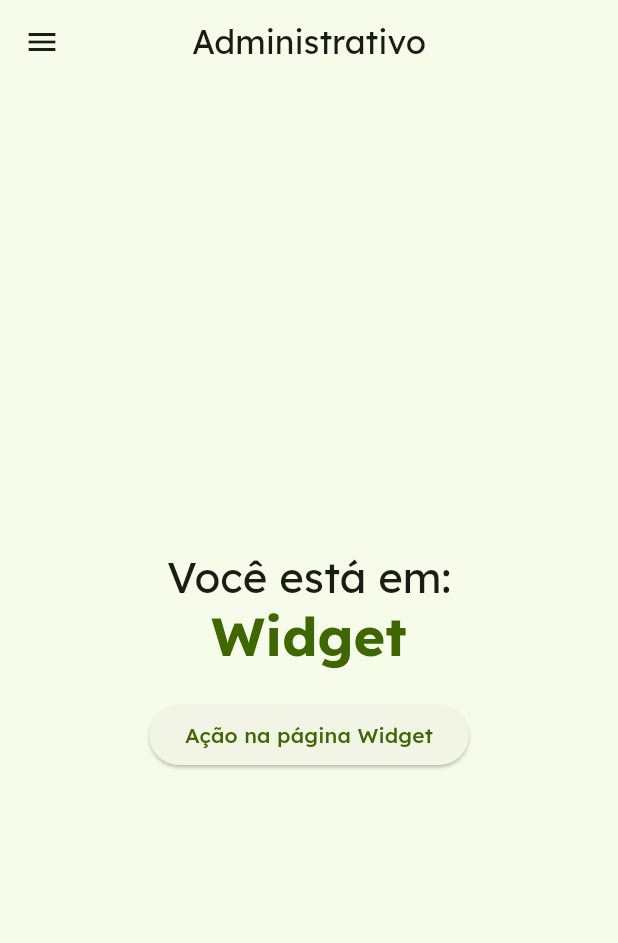
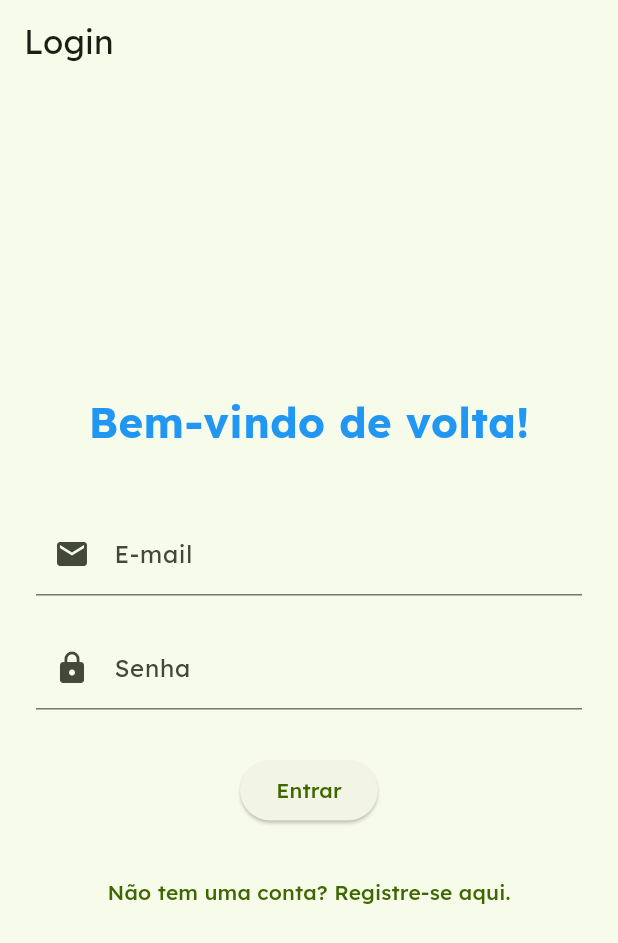
Before and after one commit to cesargranelli/america_app, a Flutter app: the screen it shows after launch, on a phone screen of 412 x 824 dp. Shown: the top 943 px of the screen. Run offline on Flutter 3.47's test engine with Material 3 defaults, Android fonts, the phone set to English and light mode, and no system bars; our stand-ins replace cloud_firestore, firebase_auth, firebase_core, google_fonts, image_picker; accounts and stored records are empty.

Commit message:
reorganizacao de pastas

```diff
--- a/lib/main.dart
+++ b/lib/main.dart
@@ -1,10 +1,16 @@
+import 'package:firebase_auth/firebase_auth.dart';
+import 'package:firebase_core/firebase_core.dart';
 import 'package:flutter/material.dart';
 
-import 'src/admin/ui/pages/admin_home_page.dart';
+import 'firebase_options.dart';
 import 'src/core/ui/themes/america_theme.dart';
 import 'src/core/ui/themes/text_theme.dart';
+import 'views/common/home_screen.dart';
+import 'views/common/login_screen.dart';
 
-void main() {
+void main() async {
+  WidgetsFlutterBinding.ensureInitialized();
+  await Firebase.initializeApp(options: DefaultFirebaseOptions.currentPlatform);
   runApp(const AmericaApp());
 }
 
@@ -24,8 +30,20 @@ class AmericaApp extends StatelessWidget {
       title: 'Flutter App America',
       theme: brightness == Brightness.light
           ? americaTheme.light().copyWith()
-          : americaTheme.dark(),
-      home: AdminHomePage(),
+          : americaTheme.dark().copyWith(),
+      home: StreamBuilder<User?>(
+        stream: FirebaseAuth.instance.authStateChanges(),
+        builder: (context, snapshot) {
+          if (snapshot.connectionState == ConnectionState.waiting) {
+            return const Center(child: CircularProgressIndicator());
+          }
+          if (snapshot.hasData) {
+            return HomeScreen();
+          } else {
+            return LoginScreen();
+          }
+        },
+      ),
     );
   }
 }
--- /dev/null
+++ b/lib/models/user_profile.dart
@@ -0,0 +1,33 @@
+import 'package:cloud_firestore/cloud_firestore.dart';
+
+class UserProfile {
+  final String uid;
+  final String email;
+  final List<String> roles;
+  final DateTime createdAt;
+
+  UserProfile({
+    required this.uid,
+    required this.email,
+    required this.roles,
+    required this.createdAt,
+  });
+
+  factory UserProfile.fromMap(Map<String, dynamic> data) {
+    return UserProfile(
+      uid: data['uid'] as String,
+      email: data['email'] as String,
+      roles: data['roles'] as List<String>,
+      createdAt: (data['createdAt'] as Timestamp).toDate(),
+    );
+  }
+
+  Map<String, dynamic> toMap() {
+    return {
+      'uid': uid,
+      'email': email,
+      'roles': roles,
+      'createdAt': Timestamp.fromDate(createdAt),
+    };
+  }
+}
--- a/lib/src/core/ui/themes/america_theme.dart
+++ b/lib/src/core/ui/themes/america_theme.dart
@@ -343,7 +343,7 @@ class AmericaTheme {
       bodyColor: colorScheme.onSurface,
       displayColor: colorScheme.onSurface,
     ),
-    scaffoldBackgroundColor: colorScheme.background,
+    scaffoldBackgroundColor: colorScheme.surface,
     canvasColor: colorScheme.surface,
   );
 
--- /dev/null
+++ b/lib/views/common/login_screen.dart
@@ -0,0 +1,118 @@
+import 'package:flutter/material.dart';
+
+import '../../services/auth_service.dart';
+import 'signup_screen.dart';
+
+class LoginScreen extends StatefulWidget {
+  const LoginScreen({super.key});
+
+  @override
+  State<LoginScreen> createState() => _LoginScreenState();
+}
+
+class _LoginScreenState extends State<LoginScreen> {
+  final TextEditingController _emailController = TextEditingController();
+  final TextEditingController _passwordController = TextEditingController();
+  final AuthService _authService = AuthService();
+  bool _isLoading = false;
+  String? _errorMessage;
+
+  @override
+  void dispose() {
+    _emailController.dispose();
+    _passwordController.dispose();
+    super.dispose();
+  }
+
+  Future<void> _login() async {
+    setState(() {
+      _isLoading = true;
+      _errorMessage = null;
+    });
+    try {
+      await _authService.signIn(
+        _emailController.text.trim(),
+        _passwordController.text.trim(),
+      );
+    } catch (e) {
+      setState(() {
+        _errorMessage = e.toString().replaceFirst('Exception: ', '');
+      });
+    } finally {
+      setState(() {
+        _isLoading = false;
+      });
+    }
+  }
+
+  @override
+  Widget build(BuildContext context) {
+    return Scaffold(
+      appBar: AppBar(title: const Text('Login')),
+      body: Center(
+        child: SingleChildScrollView(
+          padding: const EdgeInsets.all(24.0),
+          child: Column(
+            mainAxisAlignment: MainAxisAlignment.center,
+            children: <Widget>[
+              const Text(
+                'Bem-vindo de volta!',
+                style: TextStyle(
+                  fontSize: 28,
+                  fontWeight: FontWeight.bold,
+                  color: Colors.blue,
+                ),
+              ),
+              const SizedBox(height: 40),
+              TextField(
+                controller: _emailController,
+                keyboardType: TextInputType.emailAddress,
+                decoration: const InputDecoration(
+                  labelText: 'E-mail',
+                  hintText: 'Digite seu e-mail',
+                  prefixIcon: Icon(Icons.email),
+                ),
+              ),
+              const SizedBox(height: 20),
+              TextField(
+                controller: _passwordController,
+                obscureText: true,
+                decoration: const InputDecoration(
+                  labelText: 'Senha',
+                  hintText: 'Digite sua senha',
+                  prefixIcon: Icon(Icons.lock),
+                ),
+              ),
+              const SizedBox(height: 30),
+              _isLoading
+                  ? const CircularProgressIndicator()
+                  : ElevatedButton(
+                      onPressed: _login,
+                      child: const Text('Entrar'),
+                    ),
+              if (_errorMessage != null)
+                Padding(
+                  padding: const EdgeInsets.only(top: 20),
+                  child: Text(
+                    _errorMessage!,
+                    style: const TextStyle(color: Colors.red, fontSize: 14),
+                    textAlign: TextAlign.center,
+                  ),
+                ),
+              const SizedBox(height: 20),
+              TextButton(
+                onPressed: () {
+                  Navigator.push(
+                    context,
+                    MaterialPageRoute(builder: (context) => SignUpScreen()),
+                  );
+                },
+                child: const Text('Não tem uma conta? Registre-se aqui.'),
+              ),
+            ],
+          ),
+        ),
+      ),
+    );
+  }
+}
--- a/lib/src/core/ui/page/welcome_page.dart
+++ b/lib/views/common/welcome_screen.dart
@@ -1,10 +1,10 @@
 import 'package:america_app/src/user/ui/page/my_app_page.dart';
 import 'package:flutter/material.dart';
 
-import '../../../admin/ui/pages/admin_home_page.dart';
+import '../../src/admin/ui/pages/admin_home_page.dart';
 
-class WelcomeSelectionPage extends StatelessWidget {
-  const WelcomeSelectionPage({super.key});
+class WelcomeScreen extends StatelessWidget {
+  const WelcomeScreen({super.key});
 
   @override
   Widget build(BuildContext context) {
--- a/pubspec.yaml
+++ b/pubspec.yaml
@@ -10,6 +10,9 @@ environment:
 dependencies:
   flutter:
     sdk: flutter
+  firebase_core: ^2.29.0
+  firebase_auth: ^4.18.0
+  cloud_firestore: ^4.17.0
   cupertino_icons: ^1.0.8
   image_picker: ^1.1.2
   google_fonts: ^6.2.1
```
Also changed, not shown: lib/services/auth_service.dart (added, +91 -0 lines), lib/views/common/home_screen.dart (added, +117 -0 lines), lib/views/common/signup_screen.dart (added, +144 -0 lines), firebase.json (added), lib/firebase_options.dart (added), pubspec.lock, 6 other files.
